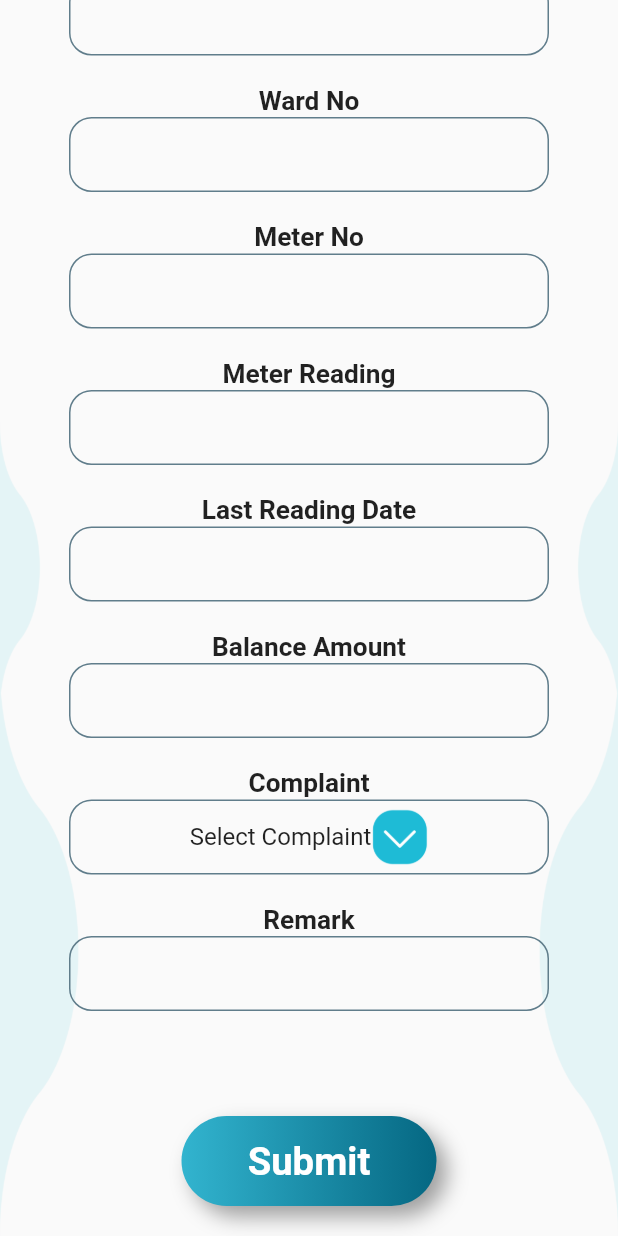
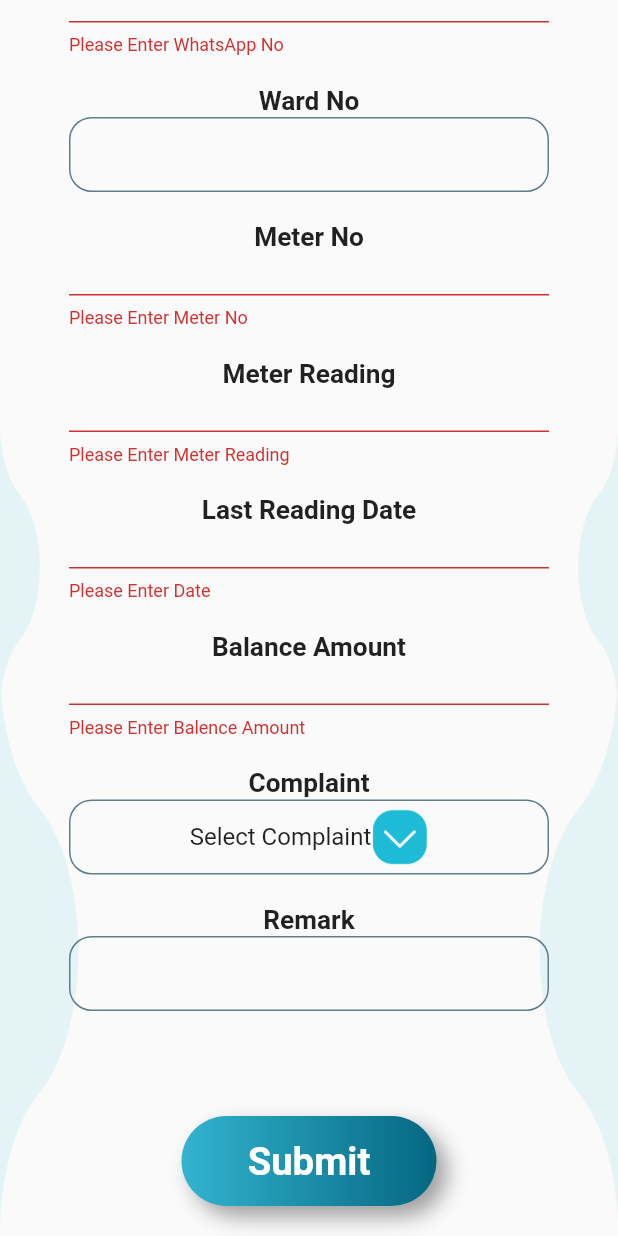
Before and after one commit to fayis007/sm_survey, a Flutter app: the DetailsPage screen opened directly with empty values, scrolled down 397 dp, after a tap on "Submit", on a phone screen of 412 x 824 dp. Run offline on Flutter 3.47's test engine with Material 2 defaults, Android fonts, the phone set to English and light mode, and no system bars; our stand-ins replace image_picker, lottie; network calls fail.

Commit message:
initioal committ_api_final

```diff
--- a/lib/Api/saveApi.dart
+++ b/lib/Api/saveApi.dart
@@ -3,8 +3,11 @@ import 'dart:convert';
 import 'package:http/http.dart' as http;
 import 'package:http/http.dart';
 
+import 'modelSaveClass.dart';
+
 saveApi(
-    {houseNo,
+    {branchcode,
+    houseNo,
     IsjalanidhiCustomer,
     NeedConnection,
     consumer_no,
@@ -19,11 +22,12 @@ saveApi(
     balance_amount,
     Complaint,
     Remarks}) async {
-  Response response = await http.post(
+  var response = await http.post(
       Uri.parse("https://smreader.net/app/SurveyAppCustomerSave.php"),
-      body:({
+      body: ({
+        "branchcode": "12",
         "House_no": houseNo,
-        "IsjalanidhiCustomer": IsjalanidhiCustomer,
+        "IsjalanidhiCustomer":"1",
         "NeedConnection": NeedConnection,
         "consumer_no": consumer_no,
         "name": name,
@@ -38,9 +42,15 @@ saveApi(
         "Complaint": Complaint,
         "Remarks": Remarks,
       }));
-  if(response.statusCode == 200){
-    return json.decode(response.body);
+  if (response.statusCode == 200) {
+    //  return json.decode(response.body);
+    var k = json.decode(response.body);
+    model_save? objmodel_save = model_save.fromJson(k);
+    var status = objmodel_save.status;
+    if (status == "True") {
+      print("data saved");
+    } else {
+      print("data not saved");
+    }
   }
-  else
-    print(response.statusCode.toString()+"failed");
 }
--- a/lib/Ui/homePage/DetailsPage.dart
+++ b/lib/Ui/homePage/DetailsPage.dart
@@ -10,7 +10,7 @@ import 'package:http/http.dart' as http;
 import 'homePage.dart';
 
 class DetailsPage extends StatefulWidget {
-  final String? isjalacustomer;
+  final isjalacustomer;
   final String? needconnection;
   final String? houseNo;
   final String? consuno;
@@ -21,8 +21,8 @@ class DetailsPage extends StatefulWidget {
       this.objcosudata,
       this.consuno,
       this.houseNo,
-      this.isjalacustomer,
-      this.needconnection})
+      this.needconnection,
+      this.isjalacustomer})
       : super(key: key);
   @override
   _DetailsPageState createState() => _DetailsPageState();
@@ -55,6 +55,7 @@ class _DetailsPageState extends State<DetailsPage> {
   final _namectrlr = TextEditingController();
   final _addressctrlr = TextEditingController();
   final _datecontrlr = TextEditingController();
+  final formkey_save = GlobalKey<FormState>();
 
   @override
   Widget build(BuildContext context) {
@@ -80,7 +81,9 @@ class _DetailsPageState extends State<DetailsPage> {
         padding: EdgeInsets.only(left: 0, right: 0),
         child: ListView(
           children: [
-            Column(
+            Form(
+              key: formkey_save,
+              child: Column(
                 crossAxisAlignment: CrossAxisAlignment.center,
                 children: [
                   SizedBox(
@@ -88,7 +91,8 @@ class _DetailsPageState extends State<DetailsPage> {
                   ),
                   Text(
                     "Name",
-                  style: TextStyle(fontWeight: FontWeight.bold, fontSize: 17.5),
+                    style:
+                        TextStyle(fontWeight: FontWeight.bold, fontSize: 17.5),
                   ),
                   SizedBox(
                     height: 5,
@@ -96,8 +100,8 @@ class _DetailsPageState extends State<DetailsPage> {
                   Container(
                     width: 320,
                     height: 50,
-                  child: TextField(
-                    keyboardType: TextInputType.number,
+                    child: TextFormField(
+
                       textAlign: TextAlign.center,
                       style: TextStyle(fontSize: 26),
                       cursorHeight: 30,
@@ -131,7 +135,8 @@ class _DetailsPageState extends State<DetailsPage> {
                   ),
                   Text(
                     "Address",
-                  style: TextStyle(fontWeight: FontWeight.bold, fontSize: 17.5),
+                    style:
+                        TextStyle(fontWeight: FontWeight.bold, fontSize: 17.5),
                   ),
                   SizedBox(
                     height: 5,
@@ -139,8 +144,8 @@ class _DetailsPageState extends State<DetailsPage> {
                   Container(
                     width: 320,
                     height: 100,
-                  child: TextField(
-                    keyboardType: TextInputType.number,
+                    child: TextFormField(
+
                       textAlign: TextAlign.center,
                       style: TextStyle(fontSize: 26),
                       cursorHeight: 30,
@@ -174,12 +179,18 @@ class _DetailsPageState extends State<DetailsPage> {
                   //  ),
                   Text(
                     "Mobile No",
-                  style: TextStyle(fontWeight: FontWeight.bold, fontSize: 17.5),
+                    style:
+                        TextStyle(fontWeight: FontWeight.bold, fontSize: 17.5),
                   ),
                   Container(
                     width: 320,
                     height: 50,
-                  child: TextField(
+                    child: TextFormField(
+                      validator: (value_save) {
+                        if (value_save!.isEmpty) {
+                          return "Please Enter Mobile No";
+                        }
+                      },
                       keyboardType: TextInputType.number,
                       textAlign: TextAlign.center,
                       style: TextStyle(fontSize: 26),
@@ -214,12 +225,18 @@ class _DetailsPageState extends State<DetailsPage> {
                   ),
                   Text(
                     "WhatsApp No",
-                  style: TextStyle(fontWeight: FontWeight.bold, fontSize: 17.5),
+                    style:
+                        TextStyle(fontWeight: FontWeight.bold, fontSize: 17.5),
                   ),
                   Container(
                     width: 320,
                     height: 50,
-                  child: TextField(
+                    child: TextFormField(
+                      validator: (value_save) {
+                        if (value_save!.isEmpty) {
+                          return "Please Enter WhatsApp No";
+                        }
+                      },
                       keyboardType: TextInputType.number,
                       textAlign: TextAlign.center,
                       style: TextStyle(fontSize: 26),
@@ -249,12 +266,14 @@ class _DetailsPageState extends State<DetailsPage> {
                   ),
                   Text(
                     "Ward No",
-                  style: TextStyle(fontWeight: FontWeight.bold, fontSize: 17.5),
+                    style:
+                        TextStyle(fontWeight: FontWeight.bold, fontSize: 17.5),
                   ),
                   Container(
                     width: 320,
                     height: 50,
-                  child: TextField(
+                    child: TextFormField(
+
                       textAlign: TextAlign.center,
                       style: TextStyle(fontSize: 26),
                       cursorHeight: 30,
@@ -288,12 +307,18 @@ class _DetailsPageState extends State<DetailsPage> {
                   ),
                   Text(
                     "Meter No",
-                  style: TextStyle(fontWeight: FontWeight.bold, fontSize: 17.5),
+                    style:
+                        TextStyle(fontWeight: FontWeight.bold, fontSize: 17.5),
                   ),
                   Container(
                     width: 320,
                     height: 50,
-                  child: TextField(
+                    child: TextFormField(
+                      validator: (value_save) {
+                        if (value_save!.isEmpty) {
+                          return "Please Enter Meter No";
+                        }
+                      },
                       textAlign: TextAlign.center,
                       style: TextStyle(fontSize: 26),
                       cursorHeight: 30,
@@ -327,12 +352,18 @@ class _DetailsPageState extends State<DetailsPage> {
                   ),
                   Text(
                     "Meter Reading",
-                  style: TextStyle(fontWeight: FontWeight.bold, fontSize: 17.5),
+                    style:
+                        TextStyle(fontWeight: FontWeight.bold, fontSize: 17.5),
                   ),
                   Container(
                     width: 320,
                     height: 50,
-                  child: TextField(
+                    child: TextFormField(
+                      validator: (value_save) {
+                        if (value_save!.isEmpty) {
+                          return "Please Enter Meter Reading";
+                        }
+                      },
                       style: TextStyle(fontSize: 26),
                       cursorHeight: 30,
                       textAlign: TextAlign.center,
@@ -361,12 +392,18 @@ class _DetailsPageState extends State<DetailsPage> {
                   ),
                   Text(
                     "Last Reading Date",
-                  style: TextStyle(fontWeight: FontWeight.bold, fontSize: 17.5),
+                    style:
+                        TextStyle(fontWeight: FontWeight.bold, fontSize: 17.5),
                   ),
                   Container(
                     height: 50,
                     width: 320,
-                  child: TextField(
+                    child: TextFormField(
+                      validator: (value_save) {
+                        if (value_save!.isEmpty) {
+                          return "Please Enter Date";
+                        }
+                      },
                       textAlign: TextAlign.center,
                       style: TextStyle(fontSize: 26),
                       cursorHeight: 30,
@@ -395,12 +432,18 @@ class _DetailsPageState extends State<DetailsPage> {
                   ),
                   Text(
                     "Balance Amount",
-                  style: TextStyle(fontWeight: FontWeight.bold, fontSize: 17.5),
+                    style:
+                        TextStyle(fontWeight: FontWeight.bold, fontSize: 17.5),
                   ),
                   Container(
                     width: 320,
                     height: 50,
-                  child: TextField(
+                    child: TextFormField(
+                      validator: (value_save) {
+                        if (value_save!.isEmpty) {
+                          return "Please Enter Balence Amount";
+                        }
+                      },
                       textAlign: TextAlign.center,
                       style: TextStyle(fontSize: 26),
                       cursorHeight: 30,
@@ -429,7 +472,8 @@ class _DetailsPageState extends State<DetailsPage> {
                   ),
                   Text(
                     "Complaint",
-                  style: TextStyle(fontWeight: FontWeight.bold, fontSize: 17.5),
+                    style:
+                        TextStyle(fontWeight: FontWeight.bold, fontSize: 17.5),
                   ),
                   Container(
                     padding:
@@ -449,7 +493,8 @@ class _DetailsPageState extends State<DetailsPage> {
                             value: dropdownvalue,
 
                             // Down Arrow Icon
-                          icon: Image.asset("assets/icons/SelectComplaint.png"),
+                            icon:
+                                Image.asset("assets/icons/SelectComplaint.png"),
 
                             items: items.map((String items) {
                               return DropdownMenuItem(
@@ -472,7 +517,8 @@ class _DetailsPageState extends State<DetailsPage> {
                   ),
                   Text(
                     "Remark",
-                  style: TextStyle(fontWeight: FontWeight.bold, fontSize: 17.5),
+                    style:
+                        TextStyle(fontWeight: FontWeight.bold, fontSize: 17.5),
                   ),
 
                   Container(
@@ -529,22 +575,29 @@ class _DetailsPageState extends State<DetailsPage> {
                             //color: Colors.lightBlueAccent,
                             onPressed: () {
                               saveApi(
+                                branchcode: "12",
                                 houseNo: widget.houseNo,
-                              Complaint: dropdownvalue,
+                                IsjalanidhiCustomer: widget.isjalacustomer,
                                 consumer_no: widget.consuno,
                                 name: _namectrlr.text,
                                 address: _addressctrlr.text,
-                              balance_amount: _balanceAmountCntlr.text,
                                 mobile: _mobilectrl.text,
                                 Whatsapp: _whatsAppctrl.text,
                                 Ward: _wardController.text,
                                 meter_number: _meterController.text,
+                                NeedConnection: widget.needconnection,
                                 opening_reading: _meterReadingController.text,
+                                lastreadingDate: _datecontrlr.text,
+                                balance_amount: _balanceAmountCntlr.text,
+                                Complaint: dropdownvalue,
                                 Remarks: _remarkctrl.text,
-                              lastreadingDate: _datecontrlr.text,
-                              IsjalanidhiCustomer: widget.isjalacustomer,
-                              NeedConnection: widget.needconnection,
                               );
+                              if (formkey_save.currentState!.validate()) {
+                                Navigator.pushReplacement(
+                                    context,
+                                    MaterialPageRoute(
+                                        builder: (context) => verifiedPage()));
+                              }
                             },
                             child: Text(
                               "Submit",
@@ -560,6 +613,7 @@ class _DetailsPageState extends State<DetailsPage> {
                     height: 20,
                   )
                 ],
+              ),
             )
           ],
         ),
```
Also changed, not shown: lib/Api/modelSaveClass.dart (added, +41 -0 lines), lib/Ui/homePage/homePage.dart (+28 -3 lines), lib/loginPage/loginPage.dart (+5 -4 lines). Lines whose indentation alone changed are shown as unchanged.
